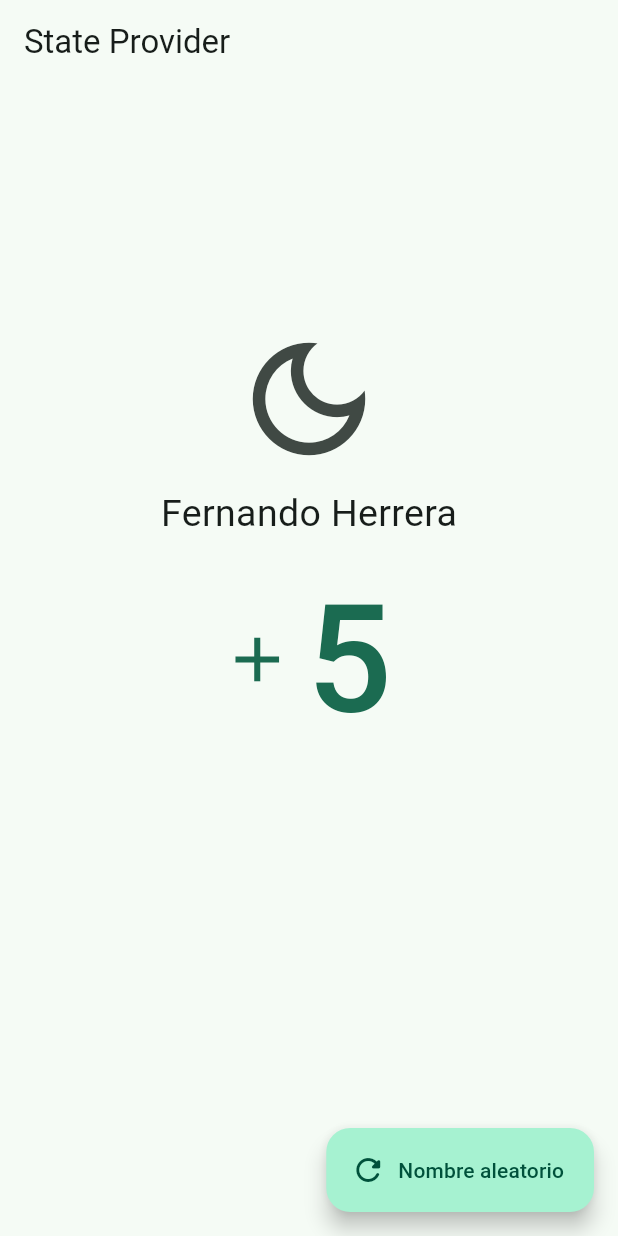
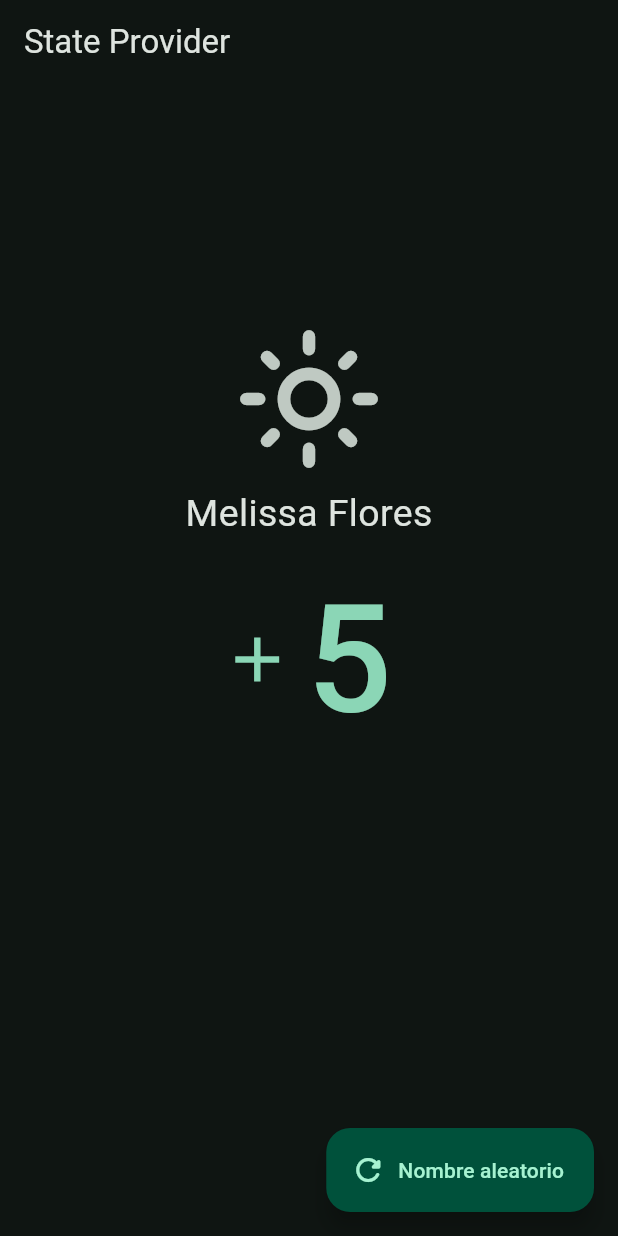
Before and after one commit to Atheror/flutter_riverpod_anotations_app, a Flutter app: the StateProviderScreen screen opened by its route, after a tap on the "dark mode" icon, on a phone screen of 412 x 824 dp. Run offline on Flutter 3.47's test engine with Material 2 defaults, Android fonts, the phone set to English and light mode, and no system bars; our stand-ins replace dio, flutter_riverpod, go_router, riverpod_annotation; missing offline and left inert: random_name_generator; generated files the repository leaves out were written again.

Commit message:
homework- state provider

```diff
--- a/lib/main.dart
+++ b/lib/main.dart
@@ -1,6 +1,7 @@
 import 'package:flutter/material.dart';
 import 'package:flutter_riverpod/flutter_riverpod.dart';
 import 'package:riverpod_anotations_app/config/config.dart';
+import 'package:riverpod_anotations_app/presentation/providers/providers.dart';
 
 void main() => runApp(const ProviderScope(child: MyApp()));
 
@@ -10,12 +11,13 @@ class MyApp extends ConsumerWidget {
   @override
   Widget build(BuildContext context, WidgetRef ref) {
     final appRouter = ref.watch(appRouterProvider);
+    final isDarkMode = ref.watch(darkModeProvider);
 
     return MaterialApp.router(
       title: 'Riverpod Providers',
       debugShowCheckedModeBanner: false,
       routerConfig: appRouter,
-      theme: AppTheme(isDarkmode: false).getTheme(),
+      theme: AppTheme(isDarkmode: isDarkMode).getTheme(),
     );
   }
 }
--- a/lib/presentation/providers/state_providers.dart
+++ b/lib/presentation/providers/state_providers.dart
@@ -11,3 +11,23 @@ class Counter extends _$Counter {
     state++;
   }
 }
+
+@riverpod
+class DarkMode extends _$DarkMode {
+  @override
+  bool build() => false;
+
+  void toggleDarkMode() {
+    state = !state;
+  }
+}
+
+@riverpod
+class Username extends _$Username {
+  @override
+  String build() => 'Melissa Flores';
+
+  void changeUsername(String newName) {
+    state = newName;
+  }
+}
--- a/lib/presentation/screens/03_state_provider/state_provider_screen.dart
+++ b/lib/presentation/screens/03_state_provider/state_provider_screen.dart
@@ -1,5 +1,6 @@
 import 'package:flutter/material.dart';
 import 'package:flutter_riverpod/flutter_riverpod.dart';
+import 'package:riverpod_anotations_app/config/config.dart';
 import 'package:riverpod_anotations_app/presentation/providers/providers.dart';
 
 class StateProviderScreen extends ConsumerWidget {
@@ -8,6 +9,11 @@ class StateProviderScreen extends ConsumerWidget {
   @override
   Widget build(BuildContext context, WidgetRef ref) {
     final int counter = ref.watch(counterProvider);
+    final isDarkMode = ref.watch(darkModeProvider);
+    final icon = (isDarkMode)
+        ? const Icon(Icons.light_mode_outlined, size: 100)
+        : const Icon(Icons.dark_mode_outlined, size: 100);
+    final userName = ref.watch(usernameProvider);
 
     return Scaffold(
       appBar: AppBar(
@@ -20,11 +26,12 @@ class StateProviderScreen extends ConsumerWidget {
             flex: 1,
           ),
           IconButton(
-            // icon: const Icon( Icons.light_mode_outlined, size: 100 ),
-            icon: const Icon(Icons.dark_mode_outlined, size: 100),
-            onPressed: () {},
+            icon: icon,
+            onPressed: () {
+              ref.read(darkModeProvider.notifier).toggleDarkMode();
+            },
           ),
-          const Text('Fernando Herrera', style: TextStyle(fontSize: 25)),
+          Text(userName, style: const TextStyle(fontSize: 25)),
           TextButton.icon(
             icon: const Icon(
               Icons.add,
@@ -41,7 +48,9 @@ class StateProviderScreen extends ConsumerWidget {
       floatingActionButton: FloatingActionButton.extended(
         label: const Text('Nombre aleatorio'),
         icon: const Icon(Icons.refresh_rounded),
-        onPressed: () {},
+        onPressed: () {
+          ref.read(usernameProvider.notifier).changeUsername(RandomGenerator.getRandomName());
+        },
       ),
     );
   }
```
Also changed, not shown: lib/presentation/providers/state_providers.g.dart.
